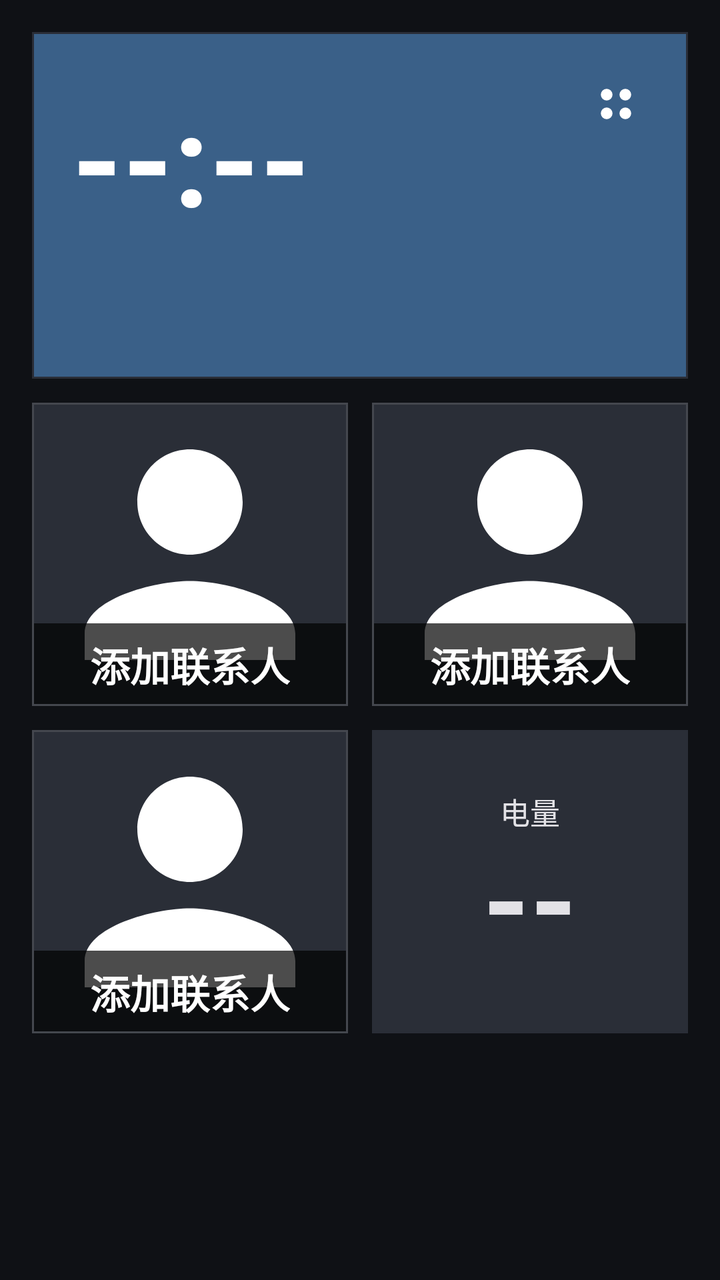
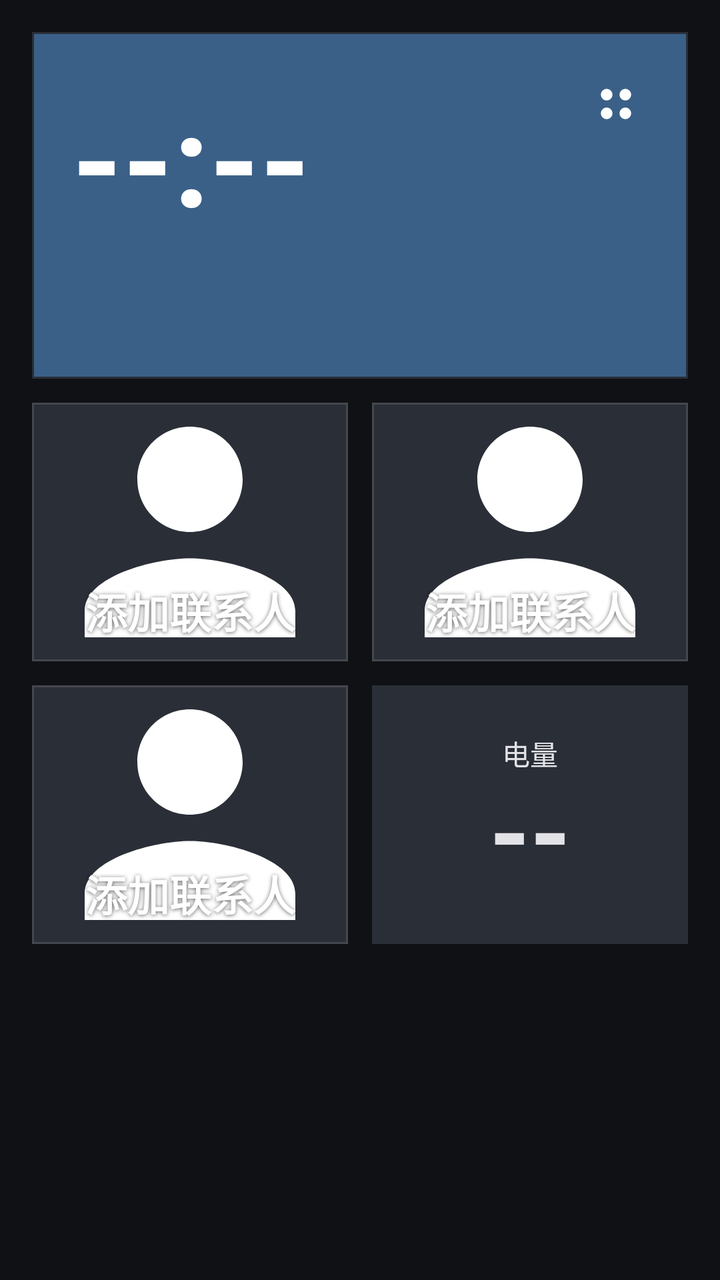

Compare the two renders of this Android layout. The source of the first and the diff that turns it into the second are given below.
<!-- AndroidManifest.xml: application theme Theme.ElderLauncher -->
<!-- res/layout/activity_home.xml -->
<?xml version="1.0" encoding="utf-8"?>
<LinearLayout xmlns:android="http://schemas.android.com/apk/res/android"
    xmlns:app="http://schemas.android.com/apk/res-auto"
    android:orientation="vertical"
    android:padding="16dp"
    android:background="?android:colorBackground"
    android:layout_width="match_parent"
    android:layout_height="match_parent">

    
    <FrameLayout
        android:layout_width="match_parent"
        android:layout_height="wrap_content"
        android:layout_marginBottom="12dp">

        <com.google.android.material.card.MaterialCardView
            android:id="@+id/cardTime"
            android:layout_width="match_parent"
            android:layout_height="wrap_content"
            app:cardBackgroundColor="@color/colorTimeCard"
            app:cardCornerRadius="0dp"
            app:cardElevation="0dp"
            app:contentPadding="20dp">

            <LinearLayout
                android:id="@+id/timeBlock"
                android:orientation="vertical"
                android:layout_width="match_parent"
                android:layout_height="wrap_content"
                android:paddingEnd="64dp">

                <LinearLayout
                    android:orientation="horizontal"
                    android:gravity="center_vertical"
                    android:layout_width="wrap_content"
                    android:layout_height="wrap_content">

                    <TextView
                        android:id="@+id/tvTime"
                        android:layout_width="wrap_content"
                        android:layout_height="wrap_content"
                        android:text="--:--"
                        android:textSize="64sp"
                        android:textStyle="bold"
                        android:textColor="@android:color/white" />

                    <TextView
                        android:id="@+id/tvAmpm"
                        android:layout_width="wrap_content"
                        android:layout_height="wrap_content"
                        android:text=""
                        android:textSize="22sp"
                        android:textColor="@android:color/white"
                        android:layout_marginStart="12dp" />
                </LinearLayout>

                <TextView
                    android:id="@+id/tvDate"
                    android:layout_width="wrap_content"
                    android:layout_height="wrap_content"
                    android:text=""
                    android:textSize="18sp"
                    android:textColor="@android:color/white"
                    android:layout_marginTop="2dp" />

                <TextView
                    android:id="@+id/tvLunar"
                    android:layout_width="wrap_content"
                    android:layout_height="wrap_content"
                    android:text=""
                    android:textSize="16sp"
                    android:textColor="@android:color/white" />
            </LinearLayout>
        </com.google.android.material.card.MaterialCardView>

        
        <ImageButton
            android:id="@+id/btnSettings"
            android:layout_width="56dp"
            android:layout_height="56dp"
            android:layout_gravity="top|end"
            android:layout_margin="8dp"
            android:elevation="3dp"
            android:src="@drawable/ic_settings"
            android:background="?attr/selectableItemBackgroundBorderless"
            app:tint="@android:color/white"
            android:contentDescription="@string/home_settings"
            android:scaleType="centerInside" />
    </FrameLayout>

    
    <LinearLayout
        android:id="@+id/gridContacts"
        android:orientation="vertical"
        android:layout_width="match_parent"
        android:layout_height="0dp"
        android:layout_weight="1">

        <LinearLayout
            android:orientation="horizontal"
            android:layout_width="match_parent"
            android:layout_height="0dp"
            android:layout_weight="1">

            <com.google.android.material.card.MaterialCardView
                android:id="@+id/cardContact1"
                style="@style/ContactCard"
                android:layout_width="0dp"
                android:layout_height="match_parent"
                android:layout_weight="1"
                android:layout_marginEnd="6dp">
                <FrameLayout
                    android:layout_width="match_parent"
                    android:layout_height="match_parent">
                    <com.google.android.material.imageview.ShapeableImageView
                        android:id="@+id/imgAvatar1"
                        android:layout_width="match_parent"
                        android:layout_height="match_parent"
                        android:scaleType="centerCrop"
                        android:src="@drawable/ic_person"
                        app:shapeAppearanceOverlay="@style/AvatarRounded" />
                    <LinearLayout
                        android:id="@+id/nameBox1"
                        android:layout_width="match_parent"
                        android:layout_height="wrap_content"
                        android:layout_gravity="bottom"
                        android:background="#B3000000"
                        android:gravity="center"
                        android:padding="6dp">
                        <TextView
                            android:id="@+id/tvName1"
                            android:layout_width="wrap_content"
                            android:layout_height="wrap_content"
                            android:text="@string/contact_add"
                            android:textSize="20sp"
                            android:textStyle="bold"
                            android:textColor="@android:color/white"
                            android:ellipsize="end"
                            android:maxLines="1" />
                    </LinearLayout>
                </FrameLayout>
            </com.google.android.material.card.MaterialCardView>

            <com.google.android.material.card.MaterialCardView
                android:id="@+id/cardContact2"
                style="@style/ContactCard"
                android:layout_width="0dp"
                android:layout_height="match_parent"
                android:layout_weight="1"
                android:layout_marginStart="6dp">
                <FrameLayout
                    android:layout_width="match_parent"
                    android:layout_height="match_parent">
                    <com.google.android.material.imageview.ShapeableImageView
                        android:id="@+id/imgAvatar2"
                        android:layout_width="match_parent"
                        android:layout_height="match_parent"
                        android:scaleType="centerCrop"
                        android:src="@drawable/ic_person"
                        app:shapeAppearanceOverlay="@style/AvatarRounded" />
                    <LinearLayout
                        android:id="@+id/nameBox2"
                        android:layout_width="match_parent"
                        android:layout_height="wrap_content"
                        android:layout_gravity="bottom"
                        android:background="#B3000000"
                        android:gravity="center"
                        android:padding="6dp">
                        <TextView
                            android:id="@+id/tvName2"
                            android:layout_width="wrap_content"
                            android:layout_height="wrap_content"
                            android:text="@string/contact_add"
                            android:textSize="20sp"
                            android:textStyle="bold"
                            android:textColor="@android:color/white"
                            android:ellipsize="end"
                            android:maxLines="1" />
                    </LinearLayout>
                </FrameLayout>
            </com.google.android.material.card.MaterialCardView>
        </LinearLayout>

        <LinearLayout
            android:orientation="horizontal"
            android:layout_width="match_parent"
            android:layout_height="0dp"
            android:layout_weight="1"
            android:layout_marginTop="12dp">

            <com.google.android.material.card.MaterialCardView
                android:id="@+id/cardContact3"
                style="@style/ContactCard"
                android:layout_width="0dp"
                android:layout_height="match_parent"
                android:layout_weight="1"
                android:layout_marginEnd="6dp">
                <FrameLayout
                    android:layout_width="match_parent"
                    android:layout_height="match_parent">
                    <com.google.android.material.imageview.ShapeableImageView
                        android:id="@+id/imgAvatar3"
                        android:layout_width="match_parent"
                        android:layout_height="match_parent"
                        android:scaleType="centerCrop"
                        android:src="@drawable/ic_person"
                        app:shapeAppearanceOverlay="@style/AvatarRounded" />
                    <LinearLayout
                        android:id="@+id/nameBox3"
                        android:layout_width="match_parent"
                        android:layout_height="wrap_content"
                        android:layout_gravity="bottom"
                        android:background="#B3000000"
                        android:gravity="center"
                        android:padding="6dp">
                        <TextView
                            android:id="@+id/tvName3"
                            android:layout_width="wrap_content"
                            android:layout_height="wrap_content"
                            android:text="@string/contact_add"
                            android:textSize="20sp"
                            android:textStyle="bold"
                            android:textColor="@android:color/white"
                            android:ellipsize="end"
                            android:maxLines="1" />
                    </LinearLayout>
                </FrameLayout>
            </com.google.android.material.card.MaterialCardView>

            
            <com.google.android.material.card.MaterialCardView
                android:id="@+id/cardBattery"
                android:layout_width="0dp"
                android:layout_height="match_parent"
                android:layout_weight="1"
                android:layout_marginStart="6dp"
                app:cardBackgroundColor="@color/colorBatteryNormalBg"
                app:cardCornerRadius="0dp"
                app:cardElevation="0dp"
                app:contentPadding="12dp">

                <LinearLayout
                    android:orientation="vertical"
                    android:gravity="center"
                    android:layout_width="match_parent"
                    android:layout_height="match_parent">

                    <TextView
                        android:id="@+id/tvBatteryLabel"
                        android:layout_width="wrap_content"
                        android:layout_height="wrap_content"
                        android:text="@string/home_battery"
                        android:textSize="15sp"
                        android:textColor="@color/colorBatteryNormalFg" />

                    <TextView
                        android:id="@+id/tvBattery"
                        android:layout_width="wrap_content"
                        android:layout_height="wrap_content"
                        android:text="--"
                        android:textSize="60sp"
                        android:textStyle="bold"
                        android:includeFontPadding="false"
                        android:textColor="@color/colorBatteryNormalFg" />
                </LinearLayout>
            </com.google.android.material.card.MaterialCardView>
        </LinearLayout>
    </LinearLayout>

    
    <View
        android:layout_width="match_parent"
        android:layout_height="0dp"
        android:layout_weight="0.34" />
</LinearLayout>
<!-- resources referenced by this layout -->
<resources>
  <color name="colorBatteryNormalBg">#2A2E37</color>
  <color name="colorBatteryNormalFg">#E3E2E6</color>
  <color name="colorTimeCard">#3A6088</color>
  <!-- drawable ic_person (drawable) -->
  <vector xmlns:android="http://schemas.android.com/apk/res/android"
      android:width="56dp"
      android:height="56dp"
      android:viewportWidth="24"
      android:viewportHeight="24">
      <path
          android:fillColor="#FFFFFF"
          android:pathData="M12,12c2.21,0 4,-1.79 4,-4s-1.79,-4 -4,-4 -4,1.79 -4,4 1.79,4 4,4zM12,14c-2.67,0 -8,1.34 -8,4v2h16v-2c0,-2.66 -5.33,-4 -8,-4z" />
  </vector>
  <!-- drawable ic_settings (drawable) -->
  <vector xmlns:android="http://schemas.android.com/apk/res/android"
      android:width="28dp"
      android:height="28dp"
      android:viewportWidth="24"
      android:viewportHeight="24">
      
      <path android:fillColor="#FFFFFF" android:pathData="M5.5,8 a2.5,2.5 0 1,0 5,0 a2.5,2.5 0 1,0 -5,0 z" />
      <path android:fillColor="#FFFFFF" android:pathData="M13.5,8 a2.5,2.5 0 1,0 5,0 a2.5,2.5 0 1,0 -5,0 z" />
      <path android:fillColor="#FFFFFF" android:pathData="M5.5,16 a2.5,2.5 0 1,0 5,0 a2.5,2.5 0 1,0 -5,0 z" />
      <path android:fillColor="#FFFFFF" android:pathData="M13.5,16 a2.5,2.5 0 1,0 5,0 a2.5,2.5 0 1,0 -5,0 z" />
  </vector>
  <string name="contact_add">添加联系人</string>
  <string name="home_battery">电量</string>
  <string name="home_settings">设置</string>
  <style name="AvatarRounded">
          <item name="cornerFamily">rounded</item>
          <item name="cornerSize">0dp</item>
      </style>
  <style name="ContactCard" parent="Widget.Material3.CardView.Filled">
          <item name="cardBackgroundColor">?attr/colorSurfaceVariant</item>
          <item name="cardCornerRadius">0dp</item>
          <item name="cardElevation">0dp</item>
          <item name="contentPadding">0dp</item>
          <item name="strokeColor">?attr/colorOutline</item>
          <item name="strokeWidth">1dp</item>
      </style>
  <color name="colorPrimary">#AEC6FF</color>
  <color name="colorOnPrimary">#0B2F66</color>
  <color name="colorPrimaryContainer">#284786</color>
  <color name="colorOnPrimaryContainer">#D9E2FF</color>
  <color name="colorSecondary">#BEC6DC</color>
  <color name="colorOnSecondary">#283141</color>
  <color name="colorSecondaryContainer">#3E4759</color>
  <color name="colorOnSecondaryContainer">#DAE2F9</color>
  <color name="colorTertiary">#DDBCE4</color>
  <color name="colorOnTertiary">#3F2844</color>
  <color name="colorTertiaryContainer">#573E5C</color>
  <color name="colorOnTertiaryContainer">#FAD8FF</color>
  <color name="colorOnBackground">#E2E2E9</color>
  <color name="colorSurface">#1A1C22</color>
  <color name="colorOnSurface">#E3E2E6</color>
  <color name="colorSurfaceVariant">#2A2E37</color>
  <color name="colorOnSurfaceVariant">#C3C6CF</color>
  <color name="colorSurfaceContainer">#1E2128</color>
  <color name="colorSurfaceContainerHigh">#282C34</color>
  <color name="colorSurfaceContainerHighest">#33373F</color>
  <color name="colorOutline">#44474E</color>
  <color name="colorOutlineVariant">#2A2E37</color>
  <color name="colorError">#FFB4AB</color>
  <color name="colorOnError">#690005</color>
  <color name="colorErrorContainer">#93000A</color>
  <color name="colorOnErrorContainer">#FFDAD6</color>
  <color name="colorBackground">#0F1115</color>
  <!-- unchanged entries left out for length: 1 -->
</resources>

<!-- the commit's change to res/layout/activity_home.xml (unified diff, before → after) -->
@@ -119,25 +119,24 @@
                         android:scaleType="centerCrop"
                         android:src="@drawable/ic_person"
                         app:shapeAppearanceOverlay="@style/AvatarRounded" />
-                    <LinearLayout
-                        android:id="@+id/nameBox1"
+                    
+                    <TextView
+                        android:id="@+id/tvName1"
                         android:layout_width="match_parent"
                         android:layout_height="wrap_content"
                         android:layout_gravity="bottom"
-                        android:background="#B3000000"
+                        android:padding="10dp"
                         android:gravity="center"
-                        android:padding="6dp">
-                        <TextView
-                            android:id="@+id/tvName1"
-                            android:layout_width="wrap_content"
-                            android:layout_height="wrap_content"
-                            android:text="@string/contact_add"
-                            android:textSize="20sp"
-                            android:textStyle="bold"
-                            android:textColor="@android:color/white"
-                            android:ellipsize="end"
-                            android:maxLines="1" />
-                    </LinearLayout>
+                        android:text="@string/contact_add"
+                        android:textSize="21sp"
+                        android:textStyle="bold"
+                        android:textColor="@android:color/white"
+                        android:shadowColor="#99000000"
+                        android:shadowDx="0"
+                        android:shadowDy="1"
+                        android:shadowRadius="5"
+                        android:ellipsize="end"
+                        android:maxLines="1" />
                 </FrameLayout>
             </com.google.android.material.card.MaterialCardView>
 
@@ -158,25 +157,23 @@
                         android:scaleType="centerCrop"
                         android:src="@drawable/ic_person"
                         app:shapeAppearanceOverlay="@style/AvatarRounded" />
-                    <LinearLayout
-                        android:id="@+id/nameBox2"
+                    <TextView
+                        android:id="@+id/tvName2"
                         android:layout_width="match_parent"
                         android:layout_height="wrap_content"
                         android:layout_gravity="bottom"
-                        android:background="#B3000000"
+                        android:padding="10dp"
                         android:gravity="center"
-                        android:padding="6dp">
-                        <TextView
-                            android:id="@+id/tvName2"
-                            android:layout_width="wrap_content"
-                            android:layout_height="wrap_content"
-                            android:text="@string/contact_add"
-                            android:textSize="20sp"
-                            android:textStyle="bold"
-                            android:textColor="@android:color/white"
-                            android:ellipsize="end"
-                            android:maxLines="1" />
-                    </LinearLayout>
+                        android:text="@string/contact_add"
+                        android:textSize="21sp"
+                        android:textStyle="bold"
+                        android:textColor="@android:color/white"
+                        android:shadowColor="#99000000"
+                        android:shadowDx="0"
+                        android:shadowDy="1"
+                        android:shadowRadius="5"
+                        android:ellipsize="end"
+                        android:maxLines="1" />
                 </FrameLayout>
             </com.google.android.material.card.MaterialCardView>
         </LinearLayout>
@@ -205,25 +202,23 @@
                         android:scaleType="centerCrop"
                         android:src="@drawable/ic_person"
                         app:shapeAppearanceOverlay="@style/AvatarRounded" />
-                    <LinearLayout
-                        android:id="@+id/nameBox3"
+                    <TextView
+                        android:id="@+id/tvName3"
                         android:layout_width="match_parent"
                         android:layout_height="wrap_content"
                         android:layout_gravity="bottom"
-                        android:background="#B3000000"
+                        android:padding="10dp"
                         android:gravity="center"
-                        android:padding="6dp">
-                        <TextView
-                            android:id="@+id/tvName3"
-                            android:layout_width="wrap_content"
-                            android:layout_height="wrap_content"
-                            android:text="@string/contact_add"
-                            android:textSize="20sp"
-                            android:textStyle="bold"
-                            android:textColor="@android:color/white"
-                            android:ellipsize="end"
-                            android:maxLines="1" />
-                    </LinearLayout>
+                        android:text="@string/contact_add"
+                        android:textSize="21sp"
+                        android:textStyle="bold"
+                        android:textColor="@android:color/white"
+                        android:shadowColor="#99000000"
+                        android:shadowDx="0"
+                        android:shadowDy="1"
+                        android:shadowRadius="5"
+                        android:ellipsize="end"
+                        android:maxLines="1" />
                 </FrameLayout>
             </com.google.android.material.card.MaterialCardView>
 
@@ -237,7 +232,7 @@
                 app:cardBackgroundColor="@color/colorBatteryNormalBg"
                 app:cardCornerRadius="0dp"
                 app:cardElevation="0dp"
-                app:contentPadding="12dp">
+                app:contentPadding="10dp">
 
                 <LinearLayout
                     android:orientation="vertical"
@@ -250,7 +245,7 @@
                         android:layout_width="wrap_content"
                         android:layout_height="wrap_content"
                         android:text="@string/home_battery"
-                        android:textSize="15sp"
+                        android:textSize="14sp"
                         android:textColor="@color/colorBatteryNormalFg" />
 
                     <TextView
@@ -258,7 +253,7 @@
                         android:layout_width="wrap_content"
                         android:layout_height="wrap_content"
                         android:text="--"
-                        android:textSize="60sp"
+                        android:textSize="52sp"
                         android:textStyle="bold"
                         android:includeFontPadding="false"
                         android:textColor="@color/colorBatteryNormalFg" />
@@ -271,5 +266,5 @@
     <View
         android:layout_width="match_parent"
         android:layout_height="0dp"
-        android:layout_weight="0.34" />
+        android:layout_weight="0.56" />
 </LinearLayout>
